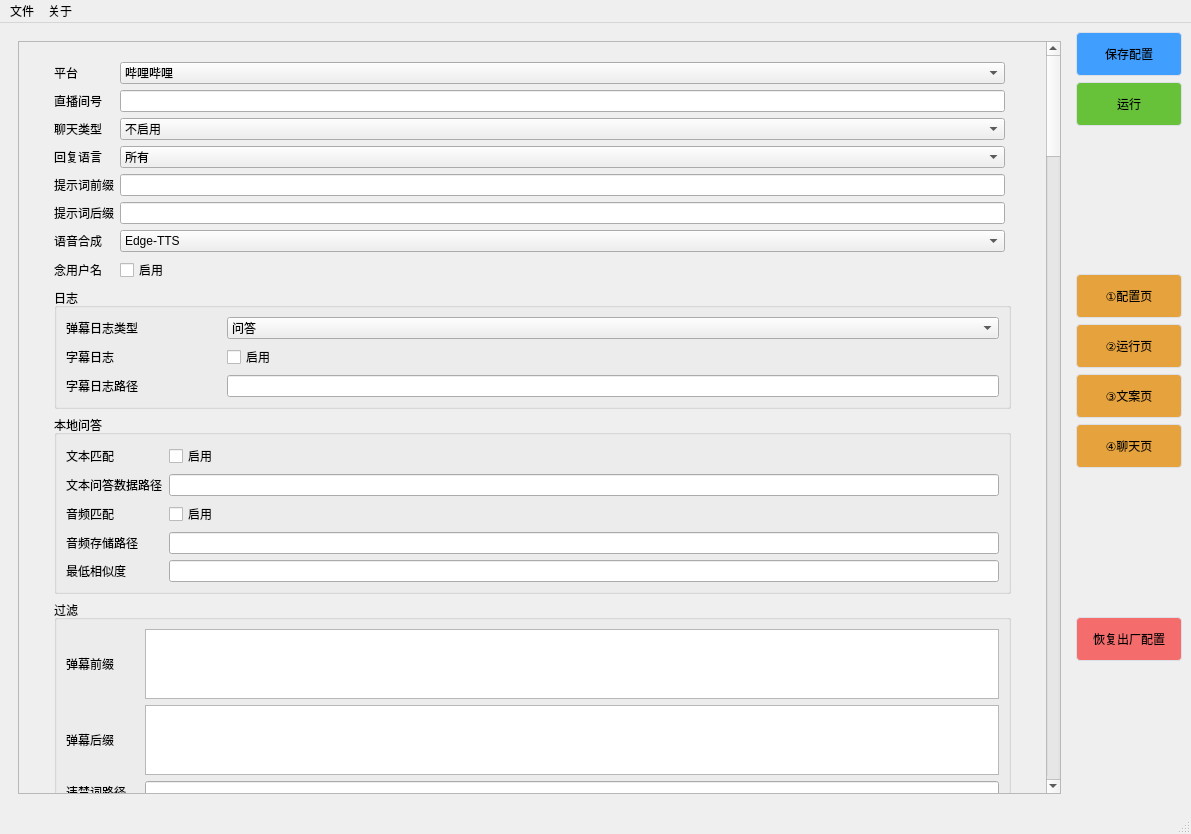
Above: ui/main.ui from sandboxdream/AI-Vtuber before the change. Below: the same form after it.
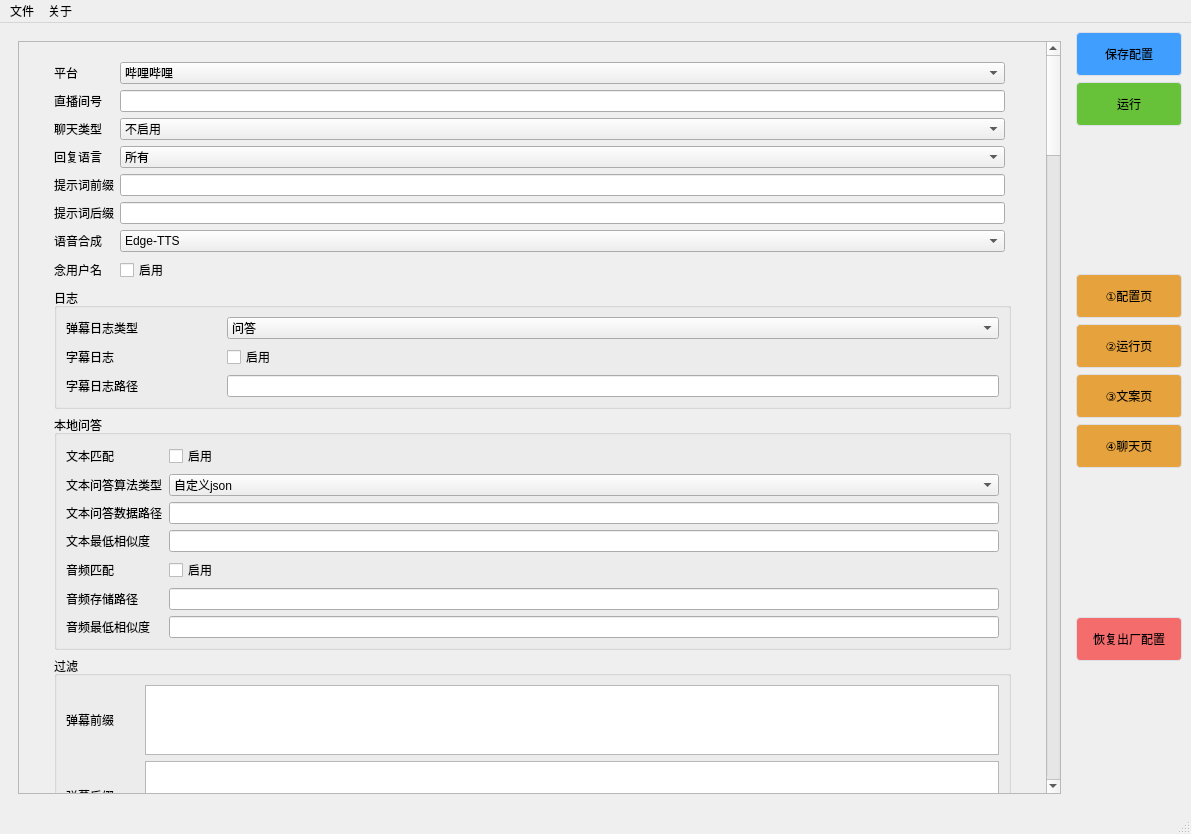
That is the form after the change.

Commit message: 本地问答库升级，支持选择2种匹配算法。旧-一问一答，新-自定义json。文本和音频的相似度也分离了。

What changed in the file:
```diff
--- a/ui/main.ui
+++ b/ui/main.ui
@@ -134,9 +134,9 @@
            <property name="geometry">
             <rect>
              <x>0</x>
-             <y>-718</y>
+             <y>-288</y>
              <width>980</width>
-             <height>7787</height>
+             <height>7873</height>
             </rect>
            </property>
            <layout class="QVBoxLayout" name="verticalLayout">
@@ -327,20 +327,7 @@
                  <layout class="QGridLayout" name="gridLayout_51">
                   <item row="0" column="0">
                    <layout class="QGridLayout" name="gridLayout_50">
-                    <item row="1" column="0">
-                     <widget class="QLabel" name="label_local_qa_text_file_path">
-                      <property name="text">
-                       <string>文本问答数据路径</string>
-                      </property>
-                     </widget>
-                    </item>
-                    <item row="3" column="1">
-                     <widget class="QLineEdit" name="lineEdit_local_qa_audio_file_path"/>
-                    </item>
-                    <item row="1" column="1">
-                     <widget class="QLineEdit" name="lineEdit_local_qa_text_file_path"/>
-                    </item>
-                    <item row="2" column="0">
+                    <item row="4" column="0">
                      <widget class="QLabel" name="label_local_qa_audio_enable">
                       <property name="text">
                        <string>音频匹配</string>
@@ -354,13 +341,6 @@
                       </property>
                      </widget>
                     </item>
-                    <item row="3" column="0">
-                     <widget class="QLabel" name="label_local_qa_audio_file_path">
-                      <property name="text">
-                       <string>音频存储路径</string>
-                      </property>
-                     </widget>
-                    </item>
                     <item row="0" column="1">
                      <widget class="QCheckBox" name="checkBox_local_qa_text_enable">
                       <property name="text">
@@ -369,21 +349,72 @@
                      </widget>
                     </item>
                     <item row="2" column="1">
+                     <widget class="QLineEdit" name="lineEdit_local_qa_text_file_path"/>
+                    </item>
+                    <item row="6" column="0">
+                     <widget class="QLabel" name="label_local_qa_audio_similarity">
+                      <property name="text">
+                       <string>音频最低相似度</string>
+                      </property>
+                     </widget>
+                    </item>
+                    <item row="4" column="1">
                      <widget class="QCheckBox" name="checkBox_local_qa_audio_enable">
                       <property name="text">
                        <string>启用</string>
                       </property>
                      </widget>
                     </item>
-                    <item row="4" column="0">
-                     <widget class="QLabel" name="label_local_qa_similarity">
+                    <item row="3" column="0">
+                     <widget class="QLabel" name="label_local_qa_text_similarity">
                       <property name="text">
-                       <string>最低相似度</string>
+                       <string>文本最低相似度</string>
                       </property>
                      </widget>
                     </item>
-                    <item row="4" column="1">
-                     <widget class="QLineEdit" name="lineEdit_local_qa_similarity"/>
+                    <item row="5" column="1">
+                     <widget class="QLineEdit" name="lineEdit_local_qa_audio_file_path"/>
+                    </item>
+                    <item row="5" column="0">
+                     <widget class="QLabel" name="label_local_qa_audio_file_path">
+                      <property name="text">
+                       <string>音频存储路径</string>
+                      </property>
+                     </widget>
+                    </item>
+                    <item row="2" column="0">
+                     <widget class="QLabel" name="label_local_qa_text_file_path">
+                      <property name="text">
+                       <string>文本问答数据路径</string>
+                      </property>
+                     </widget>
+                    </item>
+                    <item row="3" column="1">
+                     <widget class="QLineEdit" name="lineEdit_local_qa_text_similarity"/>
+                    </item>
+                    <item row="6" column="1">
+                     <widget class="QLineEdit" name="lineEdit_local_qa_audio_similarity"/>
+                    </item>
+                    <item row="1" column="0">
+                     <widget class="QLabel" name="label_local_qa_text_type">
+                      <property name="text">
+                       <string>文本问答算法类型</string>
+                      </property>
+                     </widget>
+                    </item>
+                    <item row="1" column="1">
+                     <widget class="QComboBox" name="comboBox_local_qa_text_type">
+                      <item>
+                       <property name="text">
+                        <string>自定义json</string>
+                       </property>
+                      </item>
+                      <item>
+                       <property name="text">
+                        <string>一问一答</string>
+                       </property>
+                      </item>
+                     </widget>
                     </item>
                    </layout>
                   </item>
```
The commit also changes 7 other files.
